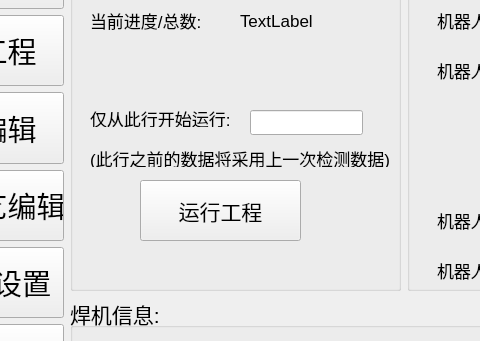
Above: qtweldingdlg.ui from qubo188612/qtwelding before the change; both pictures show x 118 to 598 and y 151 to 492 of the 1408 by 790 pixel window. Below: the same form after it.
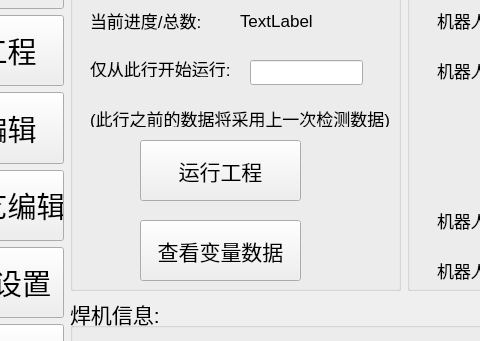
That is the form after the change.

The edit to the form file:
```diff
--- a/qtweldingdlg.ui
+++ b/qtweldingdlg.ui
@@ -1201,7 +1201,7 @@
         <property name="geometry">
          <rect>
           <x>70</x>
-          <y>320</y>
+          <y>280</y>
           <width>161</width>
           <height>61</height>
          </rect>
@@ -1214,7 +1214,7 @@
         <property name="geometry">
          <rect>
           <x>180</x>
-          <y>250</y>
+          <y>200</y>
           <width>113</width>
           <height>25</height>
          </rect>
@@ -1224,7 +1224,7 @@
         <property name="geometry">
          <rect>
           <x>20</x>
-          <y>250</y>
+          <y>200</y>
           <width>151</width>
           <height>17</height>
          </rect>
@@ -1242,7 +1242,7 @@
         <property name="geometry">
          <rect>
           <x>20</x>
-          <y>290</y>
+          <y>250</y>
           <width>301</width>
           <height>17</height>
          </rect>
@@ -1256,6 +1256,19 @@
          <string>(此行之前的数据将采用上一次检测数据)</string>
         </property>
        </widget>
+       <widget class="QPushButton" name="projectcheckdataBtn">
+        <property name="geometry">
+         <rect>
+          <x>70</x>
+          <y>360</y>
+          <width>161</width>
+          <height>61</height>
+         </rect>
+        </property>
+        <property name="text">
+         <string>查看变量数据</string>
+        </property>
+       </widget>
       </widget>
      </item>
      <item>
```
